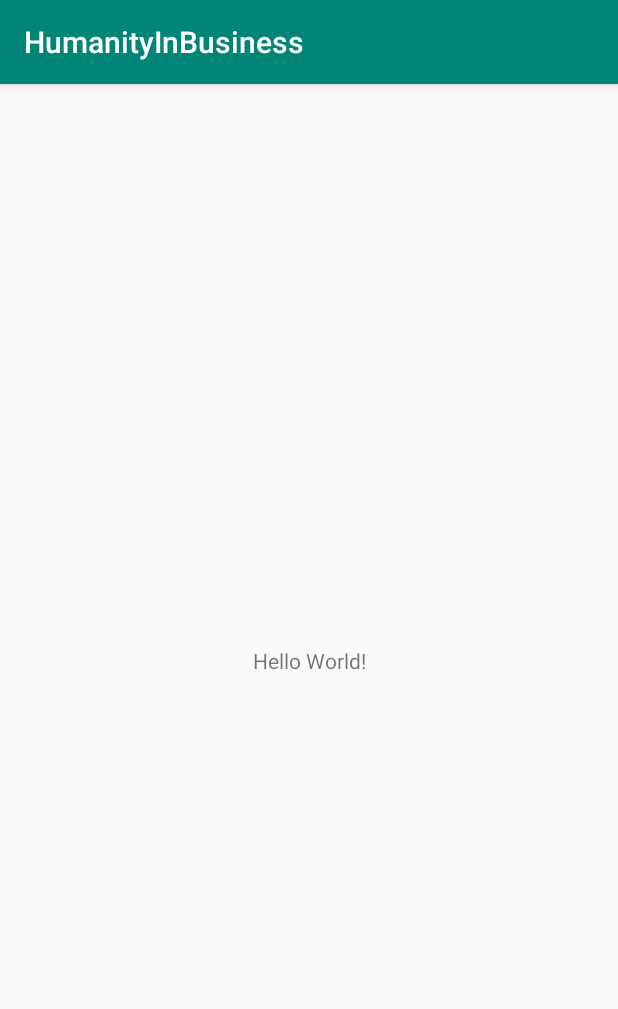
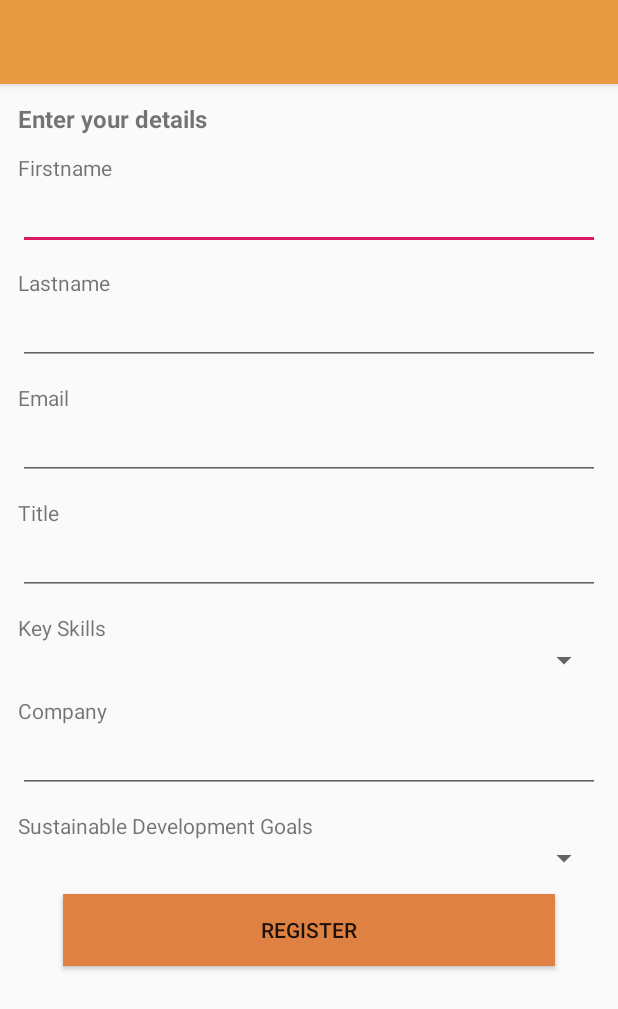
Before and after one commit to RHoKAustralia/humanity-in-business-mobile, an Android app: the screen it shows after launch (MainActivity before the commit, RegisterActivity after it), on a phone screen of 412 x 824 dp. Shown: the top 1009 px of the screen. Run offline under Robolectric (Android 15) with nearby library versions, the phone set to English and light mode, and no system bars.

Commit message:
Initial registration setup

```diff
--- a/app/build.gradle
+++ b/app/build.gradle
@@ -24,7 +24,7 @@ android {
 
 dependencies {
     implementation fileTree(dir: 'libs', include: ['*.jar'])
-    implementation"org.jetbrains.kotlin:kotlin-stdlib-jdk7:$kotlin_version"
+    implementation "org.jetbrains.kotlin:kotlin-stdlib-jdk7:$kotlin_version"
     implementation 'com.android.support:appcompat-v7:28.0.0'
     implementation 'com.android.support.constraint:constraint-layout:1.1.3'
     testImplementation 'junit:junit:4.12'
--- /dev/null
+++ b/app/src/main/java/org/rohk/humanityinbusiness/RegisterActivity.kt
@@ -0,0 +1,12 @@
+package org.rohk.humanityinbusiness
+
+import android.support.v7.app.AppCompatActivity
+import android.os.Bundle
+
+class RegisterActivity : AppCompatActivity() {
+
+    override fun onCreate(savedInstanceState: Bundle?) {
+        super.onCreate(savedInstanceState)
+        setContentView(R.layout.activity_register)
+    }
+}
--- /dev/null
+++ b/app/src/main/res/layout/activity_register.xml
@@ -0,0 +1,96 @@
+<?xml version="1.0" encoding="utf-8"?>
+<LinearLayout
+        xmlns:android="http://schemas.android.com/apk/res/android"
+        xmlns:tools="http://schemas.android.com/tools"
+        android:layout_width="match_parent"
+        android:layout_height="match_parent"
+        tools:context=".RegisterActivity"
+        android:orientation="vertical"
+        android:layout_margin="12dp">
+
+    <TextView
+            android:layout_width="match_parent"
+            android:layout_height="wrap_content"
+            android:text="Enter your details"
+            android:textSize="16dp"
+            android:textStyle="bold"
+            android:layout_marginBottom="12dp"/>
+
+    <TextView
+            android:layout_width="match_parent"
+            android:layout_height="wrap_content"
+            android:text="Firstname"/>
+    <EditText
+            android:id="@+id/etFirstname"
+            android:layout_width="match_parent"
+            android:layout_height="wrap_content"
+            android:layout_marginBottom="12dp"/>
+
+    <TextView
+            android:layout_width="match_parent"
+            android:layout_height="wrap_content"
+            android:text="Lastname"/>
+    <EditText
+            android:id="@+id/etLastname"
+            android:layout_width="match_parent"
+            android:layout_height="wrap_content"
+            android:layout_marginBottom="12dp"/>
+
+    <TextView
+            android:layout_width="match_parent"
+            android:layout_height="wrap_content"
+            android:text="Email"/>
+    <EditText
+            android:id="@+id/etEmail"
+            android:layout_width="match_parent"
+            android:layout_height="wrap_content"
+            android:layout_marginBottom="12dp"/>
+
+    <TextView
+            android:layout_width="match_parent"
+            android:layout_height="wrap_content"
+            android:text="Title"/>
+    <EditText
+            android:id="@+id/etTitle"
+            android:layout_width="match_parent"
+            android:layout_height="wrap_content"
+            android:layout_marginBottom="12dp"/>
+    <TextView
+            android:layout_width="match_parent"
+            android:layout_height="wrap_content"
+            android:text="Key Skills"/>
+    <Spinner
+            android:layout_width="match_parent"
+            android:layout_height="wrap_content"
+            android:layout_marginBottom="12dp">
+    </Spinner>
+    <TextView
+            android:layout_width="match_parent"
+            android:layout_height="wrap_content"
+            android:text="Company"/>
+    <EditText
+            android:id="@+id/etCompany"
+            android:layout_width="match_parent"
+            android:layout_height="wrap_content"
+            android:layout_marginBottom="12dp"/>
+    <TextView
+            android:layout_width="match_parent"
+            android:layout_height="wrap_content"
+            android:text="Sustainable Development Goals"/>
+    <Spinner
+            android:layout_width="match_parent"
+            android:layout_height="wrap_content"
+            android:layout_marginBottom="12dp">
+    </Spinner>
+
+    <Button
+            android:id="@+id/btnRegister"
+            android:layout_width="match_parent"
+            android:layout_height="wrap_content"
+            android:text="Register"
+            android:background="@color/colorPrimaryDark"
+            android:layout_marginStart="30dp"
+            android:layout_marginEnd="30dp"
+    />
+
+</LinearLayout>
--- a/app/src/main/res/values/colors.xml
+++ b/app/src/main/res/values/colors.xml
@@ -1,6 +1,6 @@
 <?xml version="1.0" encoding="utf-8"?>
 <resources>
-    <color name="colorPrimary">#008577</color>
-    <color name="colorPrimaryDark">#00574B</color>
+    <color name="colorPrimary">#E89A43</color>
+    <color name="colorPrimaryDark">#DE8143</color>
     <color name="colorAccent">#D81B60</color>
 </resources>
```
Also changed, not shown: app/src/main/AndroidManifest.xml (+6 -2 lines), app/src/main/res/layout/activity_main.xml (+44 -9 lines).
